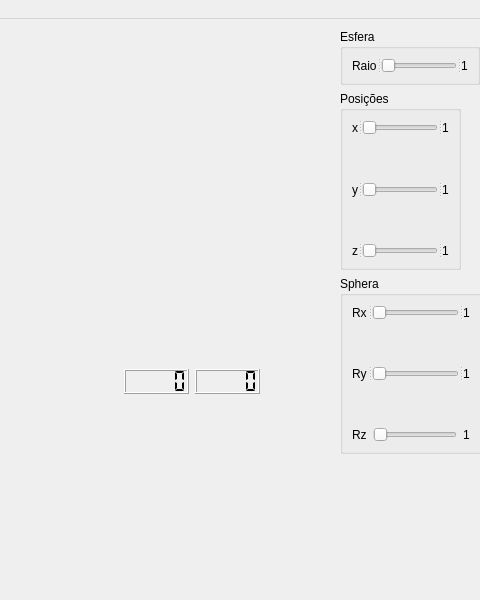
rosapedrosa/interface-projeto-pa, file Sculptor/mainwindow.ui: the form before one commit; both pictures show x 354 to 834 and y 0 to 600 of the 834 by 600 pixel window.
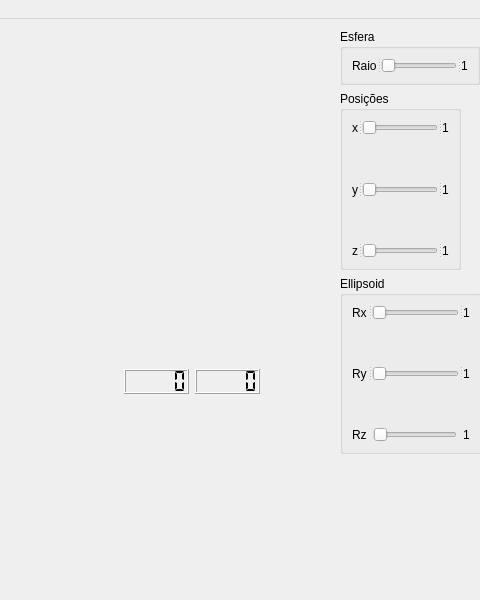
The form after the commit. Icons and pictures are not drawn. Custom widgets are drawn as their Qt base class.

What changed in the file:
```diff
--- a/Sculptor/mainwindow.ui
+++ b/Sculptor/mainwindow.ui
@@ -24,7 +24,7 @@
      </rect>
     </property>
    </widget>
-   <widget class="QWidget" name="">
+   <widget class="QWidget" name="layoutWidget">
     <property name="geometry">
      <rect>
       <x>606</x>
@@ -169,7 +169,7 @@
      <item row="2" column="0">
       <widget class="QGroupBox" name="groupBox_Posicao_2">
        <property name="title">
-        <string>Sphera</string>
+        <string>Ellipsoid</string>
        </property>
        <layout class="QVBoxLayout" name="verticalLayout_3">
         <item>
@@ -279,7 +279,7 @@
      </item>
     </layout>
    </widget>
-   <widget class="QWidget" name="">
+   <widget class="QWidget" name="layoutWidget">
     <property name="geometry">
      <rect>
       <x>390</x>
```
Left out of the diff: 2 changed lines with no effect on the pictures.
